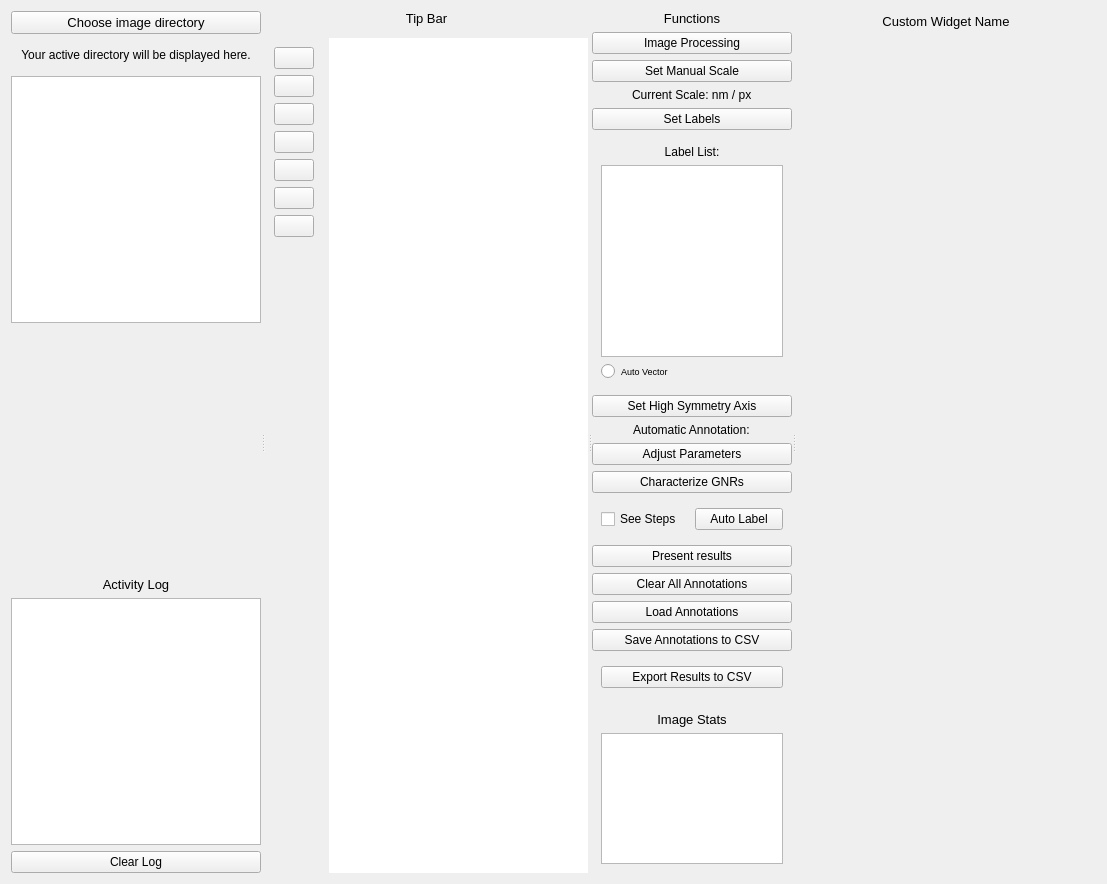
JWrightZuri/ScanBound, file ui/pages/ImageLabeling.ui: the form before one commit.
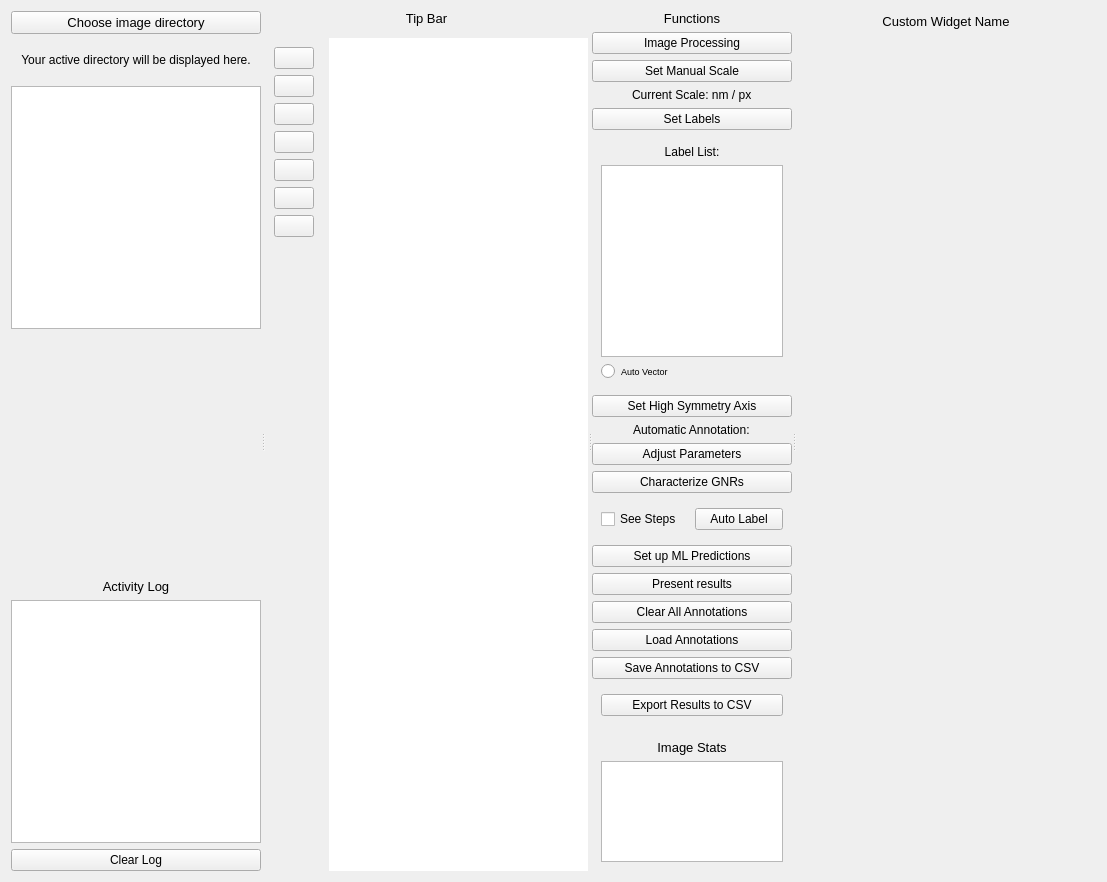
The form after the commit. Icons and pictures are not drawn.

Commit message: Added computer vision page and fixed bugs with image processing

```diff
--- a/ui/pages/ImageLabeling.ui
+++ b/ui/pages/ImageLabeling.ui
@@ -7,7 +7,7 @@
     <x>0</x>
     <y>0</y>
     <width>1107</width>
-    <height>884</height>
+    <height>882</height>
    </rect>
   </property>
   <property name="windowTitle">
@@ -64,7 +64,7 @@
            <property name="minimumSize">
             <size>
              <width>0</width>
-             <height>30</height>
+             <height>40</height>
             </size>
            </property>
            <property name="text">
@@ -508,6 +508,13 @@
            </layout>
           </widget>
          </item>
+         <item>
+          <widget class="QPushButton" name="pushButton_22">
+           <property name="text">
+            <string>Set up ML Predictions</string>
+           </property>
+          </widget>
+         </item>
          <item>
           <widget class="QPushButton" name="pushButton_19">
            <property name="text">
```
The commit also changes 193 other files.
